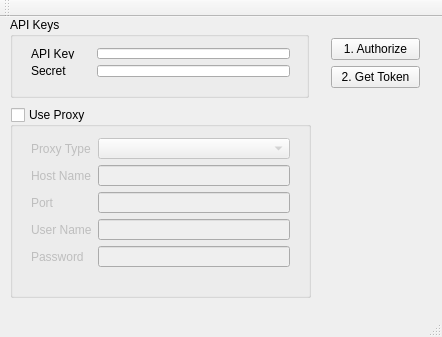
Qt form mainwindow.ui (tdmatsu/FlickrAPITest) before a commit.
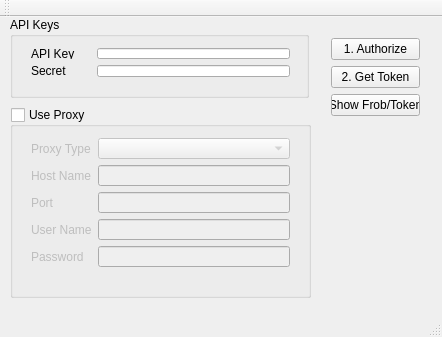
The same form after that commit.

Commit message: Added show Frob/Token button

Patch:
```diff
--- a/mainwindow.ui
+++ b/mainwindow.ui
@@ -38,6 +38,13 @@
        </property>
       </widget>
      </item>
+     <item>
+      <widget class="QPushButton" name="btnShowFrobToken">
+       <property name="text">
+        <string>Show Frob/Token</string>
+       </property>
+      </widget>
+     </item>
      <item>
       <spacer name="verticalSpacer">
        <property name="orientation">
```
The commit also changes 3 other files.
